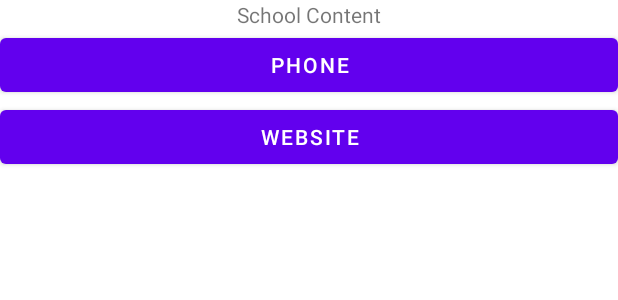
After one commit to p5p53c/COMPS313F-Project, an Android app: the layout dialog_contact.xml on its own in the app's theme, with its tools: preview values and no code run, on a phone screen of 412 x 824 dp. The commit adds this screen. Shown: the top 300 px of the screen. Run offline under Robolectric (Android 15) with nearby library versions, the phone set to English and light mode, and no system bars.

Commit message:
Now can call and go to school website

```diff
--- /dev/null
+++ b/app/src/main/res/layout/dialog_contact.xml
@@ -0,0 +1,34 @@
+<?xml version="1.0" encoding="utf-8"?>
+<LinearLayout xmlns:android="http://schemas.android.com/apk/res/android"
+    android:layout_width="match_parent"
+    android:layout_height="wrap_content"
+    android:orientation="vertical">
+
+    <TextView
+        android:layout_width="match_parent"
+        android:layout_height="wrap_content"
+        android:layout_gravity="center"
+        android:gravity="center"
+        android:text="School Content" />
+
+    <Button
+        android:id="@+id/dialog_phone"
+        android:layout_width="match_parent"
+        android:layout_height="wrap_content"
+        android:text="Phone" />
+
+    <Button
+        android:id="@+id/dialog_website"
+        android:layout_width="match_parent"
+        android:layout_height="wrap_content"
+        android:text="WebSite" />
+
+    <TextView
+        android:id="@+id/contact_missing"
+        android:layout_width="match_parent"
+        android:layout_height="wrap_content"
+        android:layout_gravity="center"
+        android:gravity="center"
+        android:visibility="gone"
+        android:text="Sorry, We don't have this school contact" />
+</LinearLayout>
--- a/app/src/main/res/values/strings.xml
+++ b/app/src/main/res/values/strings.xml
@@ -113,4 +113,9 @@
         <item>OTHERS</item>
     </string-array>
 
+    <string-array name="contact">
+        <item>Phone</item>
+        <item>Website</item>
+    </string-array>
+
 </resources>
```
Also changed, not shown: app/src/main/AndroidManifest.xml (+9 -1 lines), app/src/main/java/edu/hkmu/hongkongschoolinfo/ContactDialog.java (added, +59 -0 lines), app/src/main/java/edu/hkmu/hongkongschoolinfo/MainActivity.java (+15 -2 lines), app/src/main/java/edu/hkmu/hongkongschoolinfo/WebViewActivity.java (added, +40 -0 lines), app/src/main/res/layout/activity_web_view.xml (added, +12 -0 lines).
